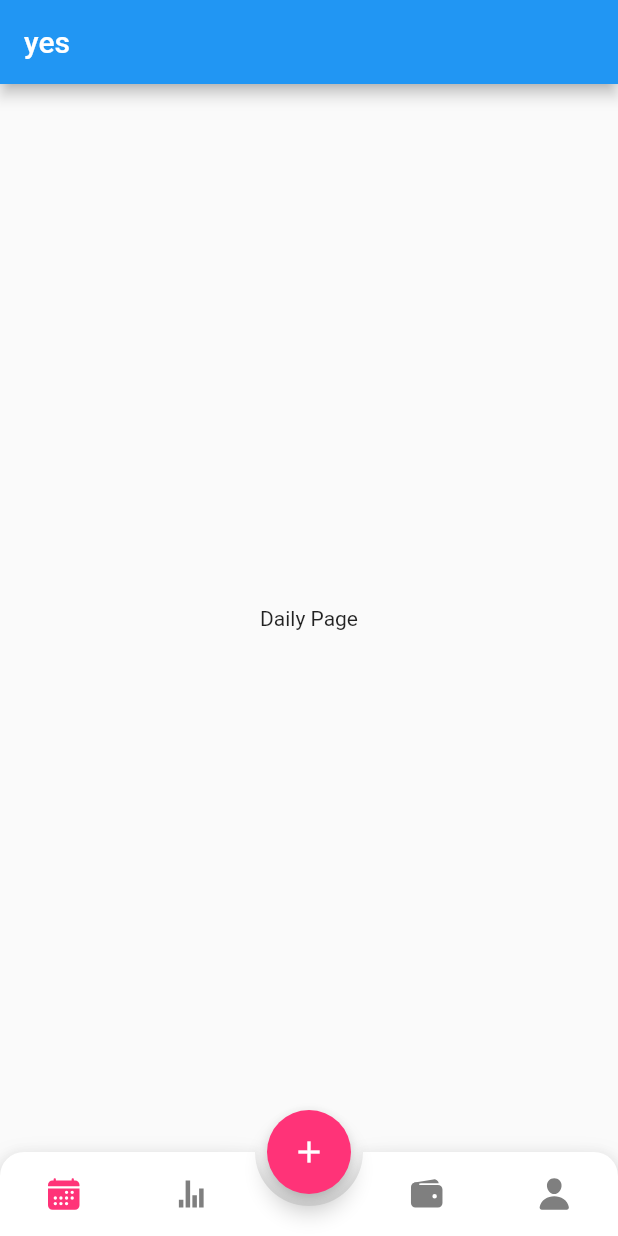
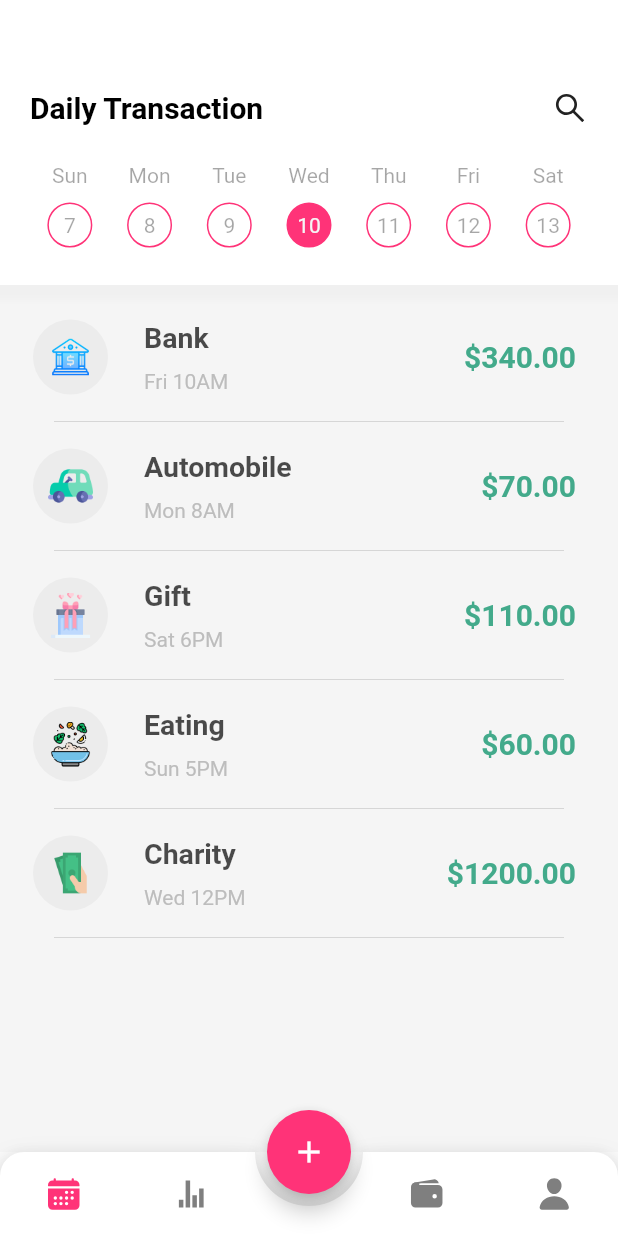
Before and after one commit to sabil62/budget, a Flutter app: the screen it shows after launch, on a phone screen of 412 x 824 dp. Run offline on Flutter 3.47's test engine with Material 2 defaults, Android fonts, the phone set to English and light mode, and no system bars; drawn by our look-alikes of animated_bottom_navigation_bar; our stand-ins replace flutter_icons.

Commit message:
completed daily page all

```diff
--- /dev/null
+++ b/lib/json/daily_json.dart
@@ -0,0 +1,32 @@
+const List daily = [
+  {
+    "icon": "assets/images/bank.png",
+    "name": "Bank",
+    "date": "Fri 10AM",
+    "price": "\$340.00"
+  },
+  {
+    "icon": "assets/images/auto.png",
+    "name": "Automobile",
+    "date": "Mon 8AM",
+    "price": "\$70.00"
+  },
+  {
+    "icon": "assets/images/gift.png",
+    "name": "Gift",
+    "date": "Sat 6PM",
+    "price": "\$110.00"
+  },
+  {
+    "icon": "assets/images/eating.png",
+    "name": "Eating",
+    "date": "Sun 5PM",
+    "price": "\$60.00"
+  },
+  {
+    "icon": "assets/images/charity.png",
+    "name": "Charity",
+    "date": "Wed 12PM",
+    "price": "\$1200.00"
+  }
+];
--- /dev/null
+++ b/lib/json/day_month.dart
@@ -0,0 +1,18 @@
+List days = [
+  {"label": "Sun", "day": "7"},
+  {"label": "Mon", "day": "8"},
+  {"label": "Tue", "day": "9"},
+  {"label": "Wed", "day": "10"},
+  {"label": "Thu", "day": "11"},
+  {"label": "Fri", "day": "12"},
+  {"label": "Sat", "day": "13"},
+];
+
+List months = [
+  {"label": "2018", "day": "Jan"},
+  {"label": "2018", "day": "Feb"},
+  {"label": "2018", "day": "Mar"},
+  {"label": "2018", "day": "Apr"},
+  {"label": "2018", "day": "May"},
+  {"label": "2018", "day": "Jun"},
+];
--- /dev/null
+++ b/lib/pages/daily_page.dart
@@ -0,0 +1,210 @@
+import 'package:budget/json/daily_json.dart';
+import 'package:budget/json/day_month.dart';
+import 'package:budget/themes/colors.dart';
+import 'package:flutter/material.dart';
+import 'package:flutter_icons/flutter_icons.dart';
+
+class DailyPage extends StatefulWidget {
+  @override
+  _DailyPageState createState() => _DailyPageState();
+}
+
+class _DailyPageState extends State<DailyPage> {
+  int activeCalendar = 3;
+  @override
+  Widget build(BuildContext context) {
+    return Scaffold(
+      backgroundColor: Colors.grey.withOpacity(0.05),
+      body: getBody(),
+    );
+  }
+
+  Widget getBody() {
+    var size = MediaQuery.of(context).size;
+    return SingleChildScrollView(
+      child: Column(
+        children: [
+          Container(
+            decoration: BoxDecoration(color: Colors.white,
+                //no need for this shadow
+                boxShadow: [
+                  BoxShadow(
+                      blurRadius: 3,
+                      spreadRadius: 10,
+                      color: Colors.black.withOpacity(0.02)),
+                ]),
+            child: Padding(
+              padding: const EdgeInsets.fromLTRB(20, 60, 20, 25),
+              child: Column(
+                children: [
+                  Row(
+                    mainAxisAlignment: MainAxisAlignment.spaceBetween,
+                    children: [
+                      Text(
+                        "Daily Transaction",
+                        style: TextStyle(
+                            fontSize: 20,
+                            fontWeight: FontWeight.bold,
+                            color: black),
+                      ),
+                      Icon(AntDesign.search1)
+                    ],
+                  ),
+                  SizedBox(
+                    height: 25,
+                  ),
+                  Row(
+                    mainAxisAlignment: MainAxisAlignment.spaceBetween,
+                    children: List.generate(
+                      days.length,
+                      (index) {
+                        return GestureDetector(
+                          onTap: () {
+                            setState(() {
+                              activeCalendar = index;
+                            });
+                          },
+                          child: Container(
+                            width: (size.width - 40) / 7,
+                            child: Column(
+                              children: [
+                                Text(
+                                  days[index]["label"],
+                                  style: TextStyle(
+                                      color: Colors.black.withOpacity(0.35)),
+                                ),
+                                SizedBox(
+                                  height: 10,
+                                ),
+                                Container(
+                                  height: 30,
+                                  width: 30,
+                                  decoration: BoxDecoration(
+                                      shape: BoxShape.circle,
+                                      color: index == activeCalendar
+                                          ? primary
+                                          : Colors.transparent,
+                                      border: Border.all(color: primary)),
+                                  child: Center(
+                                    child: Text(
+                                      days[index]["day"],
+                                      style: TextStyle(
+                                          color: index == activeCalendar
+                                              ? Colors.grey[100]
+                                              : Colors.black.withOpacity(0.35)),
+                                    ),
+                                  ),
+                                )
+                              ],
+                            ),
+                          ),
+                        );
+                      },
+                    ),
+                  )
+                ],
+              ),
+            ),
+          ),
+          SizedBox(
+            height: 13,
+          ),
+          Column(
+            children: List.generate(daily.length, (index) {
+              return Column(
+                children: [
+                  Padding(
+                    padding: const EdgeInsets.symmetric(
+                      horizontal: 22,
+                    ),
+                    child: Container(
+                      child: Row(
+                        children: [
+                          Container(
+                            height: 70,
+                            width: (size.width - 50) * 0.7,
+                            child: Row(
+                              mainAxisAlignment: MainAxisAlignment.start,
+                              children: [
+                                Container(
+                                  width: 50,
+                                  height: 50,
+                                  decoration: BoxDecoration(
+                                      shape: BoxShape.circle,
+                                      color: grey.withOpacity(0.1)),
+                                  child: Padding(
+                                    padding: const EdgeInsets.all(10.0),
+                                    child: Image.asset(
+                                      daily[index]["icon"],
+                                      height: 30,
+                                      width: 30,
+                                    ),
+                                  ),
+                                ),
+                                Container(
+                                  width: (size.width - 50) * 0.5,
+                                  child: Column(
+                                    mainAxisAlignment:
+                                        MainAxisAlignment.spaceEvenly,
+                                    crossAxisAlignment:
+                                        CrossAxisAlignment.start,
+                                    children: [
+                                      Padding(
+                                        padding:
+                                            const EdgeInsets.only(left: 24),
+                                        child: Text(
+                                          daily[index]["name"],
+                                          style: TextStyle(
+                                              fontSize: 19,
+                                              fontWeight: FontWeight.w700,
+                                              color: black.withOpacity(0.7)),
+                                        ),
+                                      ),
+                                      Padding(
+                                        padding:
+                                            const EdgeInsets.only(left: 24),
+                                        child: Text(
+                                          daily[index]["date"],
+                                          style: TextStyle(
+                                              color: Colors.grey[400]),
+                                        ),
+                                      )
+                                    ],
+                                  ),
+                                )
+                              ],
+                            ),
+                          ),
+                          Container(
+                            width: (size.width - 50) * 0.3,
+                            child: Align(
+                              alignment: Alignment.topRight,
+                              child: Text(
+                                daily[index]["price"],
+                                style: TextStyle(
+                                    fontSize: 20,
+                                    color: green,
+                                    fontWeight: FontWeight.w700),
+                              ),
+                            ),
+                          )
+                        ],
+                      ),
+                    ),
+                  ),
+                  Padding(
+                    padding: const EdgeInsets.symmetric(horizontal: 36),
+                    child: Divider(
+                      color: grey.withOpacity(0.4),
+                      thickness: 0.6,
+                    ),
+                  )
+                ],
+              );
+            }),
+          ),
+        ],
+      ),
+    );
+  }
+}
--- a/lib/pages/root_app.dart
+++ b/lib/pages/root_app.dart
@@ -1,4 +1,5 @@
 import 'package:animated_bottom_navigation_bar/animated_bottom_navigation_bar.dart';
+import 'package:budget/pages/daily_page.dart';
 import 'package:budget/themes/colors.dart';
 import 'package:flutter/material.dart';
 import 'package:flutter_icons/flutter_icons.dart';
@@ -13,9 +14,6 @@ class _RootAppState extends State<RootApp> {
   @override
   Widget build(BuildContext context) {
     return Scaffold(
-      appBar: AppBar(
-        title: Text("yes"),
-      ),
       body: getBody(),
       floatingActionButton: FloatingActionButton(
         onPressed: () {
@@ -33,7 +31,7 @@ class _RootAppState extends State<RootApp> {
     return IndexedStack(
       index: currentIndex,
       children: [
-        Center(child: Text("Daily Page")),
+        DailyPage(),
         Center(child: Text("Stats Page")),
         Center(child: Text("Create Budget Page")),
         Center(child: Text("Budget Page")),
--- a/pubspec.yaml
+++ b/pubspec.yaml
@@ -45,9 +45,8 @@ flutter:
   uses-material-design: true
 
   # To add assets to your application, add an assets section, like this:
-  # assets:
-  #   - images/a_dot_burr.jpeg
-  #   - images/a_dot_ham.jpeg
+  assets:
+    - assets/images/
 
   # An image asset can refer to one or more resolution-specific "variants", see
   # https://flutter.dev/assets-and-images/#resolution-aware.
```
